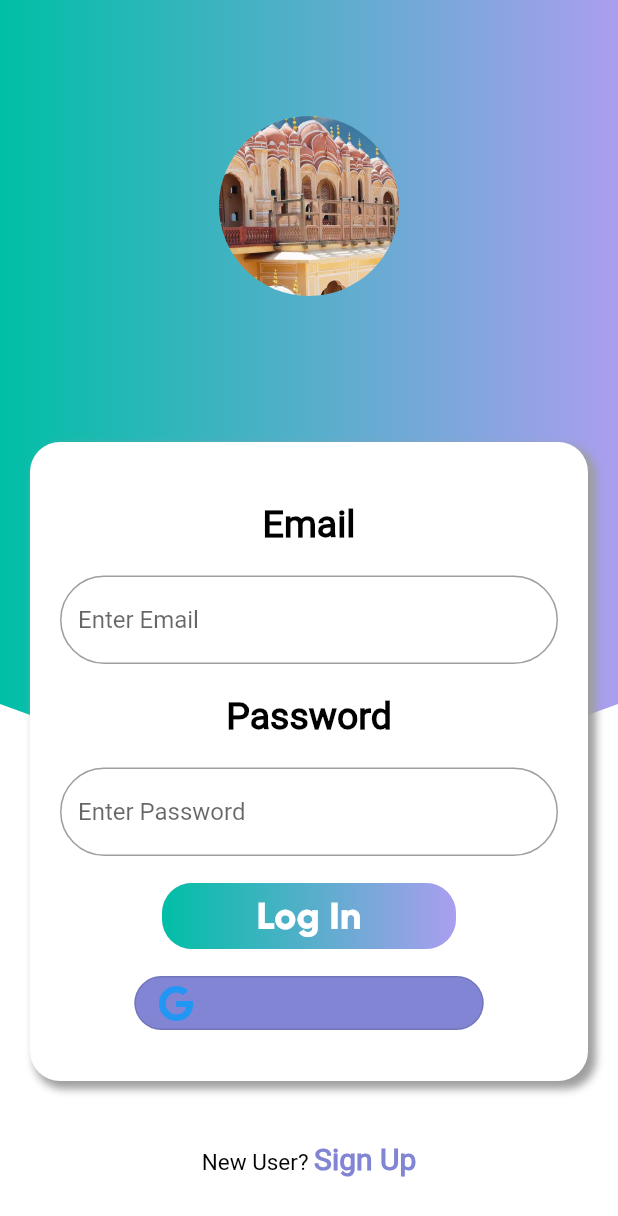
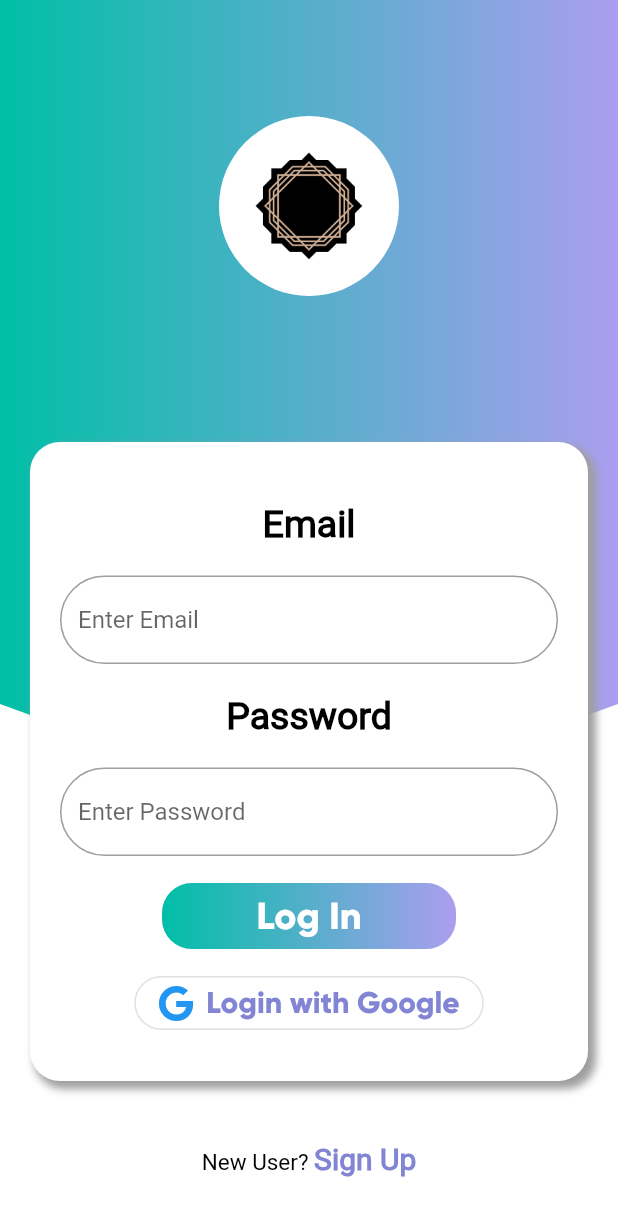
Before and after one commit to shreyans-codes/avecgroupapp, a Flutter app: the screen it shows after launch, on a phone screen of 412 x 824 dp. Shown: the top 1216 px of the screen. Run offline on Flutter 3.47's test engine with Material 2 defaults, Android fonts, the phone set to English and light mode, and no system bars; drawn by our look-alikes of gradient_widgets; our stand-ins replace cloud_firestore, firebase_auth, firebase_core, flutter_svg, font_awesome_flutter, get and 2 more; accounts and stored records are empty.

Commit message:
Half yearly re-check

```diff
--- a/lib/screens/login/login.dart
+++ b/lib/screens/login/login.dart
@@ -23,7 +23,7 @@ class LogIn extends StatelessWidget {
                     child: CircleAvatar(
                       radius: 60.0,
                       backgroundColor: Colors.transparent,
-                      backgroundImage: AssetImage("assets/images/jaipur.jpg"),
+                      backgroundImage: AssetImage("assets/images/Avec/4.png"),
                     ),
                   )),
               Expanded(
--- a/lib/screens/login/loginForm.dart
+++ b/lib/screens/login/loginForm.dart
@@ -130,7 +130,7 @@ class _OurLoginFormState extends State<OurLoginForm> {
                 shape: RoundedRectangleBorder(
                   borderRadius: BorderRadius.circular(30.0),
                 ),
-                backgroundColor: globalPurple,
+                backgroundColor: Colors.white,
                 //splashColor: globalPurple,
               ),
               onPressed: () {
--- a/lib/screens/signup/signup.dart
+++ b/lib/screens/signup/signup.dart
@@ -23,7 +23,8 @@ class SignUp extends StatelessWidget {
                       child: Center(
                         child: CircleAvatar(
                           radius: 60.0,
-                          backgroundImage: AssetImage("assets/images/jaipur.jpg"),
+                          backgroundImage:
+                              AssetImage("assets/images/Avec/3.png"),
                         ),
                       ),
                     ),
--- a/pubspec.yaml
+++ b/pubspec.yaml
@@ -48,6 +48,7 @@ flutter:
   # To add assets to your application, add an assets section, like this:
   assets:
     - assets/images/jaipur.jpg
+    - assets/images/Avec/
     - assets/svg/group_hangout.svg
     - assets/svg/social_friends.svg
     - assets/svg/team_page.svg
```
Also changed, not shown: lib/main.dart (+7 -0 lines), assets/images/Avec/1.png (added), assets/images/Avec/2.png (added), assets/images/Avec/3.png (added), assets/images/Avec/4.png (added).
